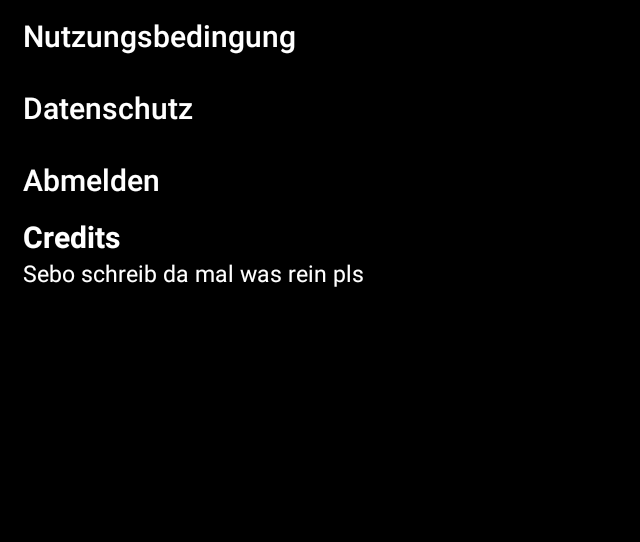
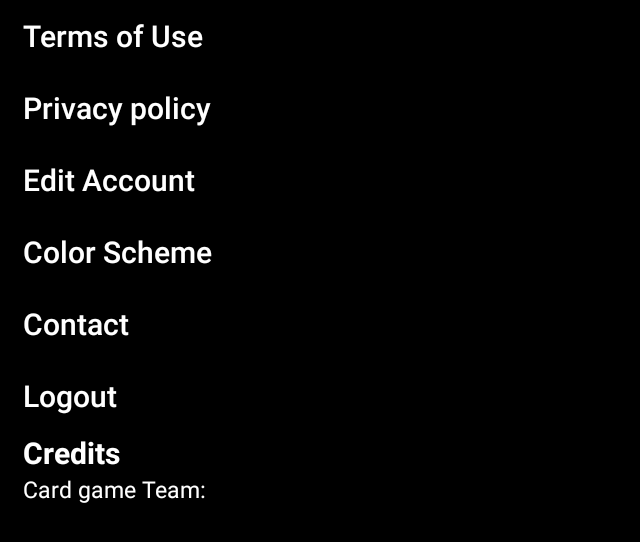
Before and after one commit to verde4321/CardGame, an Android app: the screen it shows after launch (MenuSettings), after a tap on an icon or button, on a phone screen of 824 x 412 dp (held sideways). Shown: the top 542 px of the screen, without its empty margins (0-640 px from the left). Run offline under Robolectric (Android 15) with nearby library versions, the phone set to English and light mode, and no system bars.

Commit message:
Corection of button names

```diff
--- a/app/src/main/java/com/example/cardgame/MainActivity.kt
+++ b/app/src/main/java/com/example/cardgame/MainActivity.kt
@@ -19,7 +19,7 @@ class MainActivity : AppCompatActivity() {
 
 
         val imageButton = findViewById<ImageButton>(R.id.menuButton)
-        imageButton?.setOnClickListener { Toast.makeText(this@MainActivity, "fuck this schit i am out", Toast.LENGTH_SHORT).show()
+        imageButton?.setOnClickListener {
             startMenuActivity()
         }
 
--- a/app/src/main/res/layout-land/main_menu.xml
+++ b/app/src/main/res/layout-land/main_menu.xml
@@ -14,7 +14,7 @@
         android:layout_width="200dp"
         android:layout_height="wrap_content"
         android:background="@drawable/button_style"
-        android:text="Button"
+        android:text="@string/singleplayer"
         android:textColor="@color/White"
 
         app:layout_constraintBottom_toTopOf="@+id/button2"
@@ -28,7 +28,7 @@
         android:layout_width="200dp"
         android:layout_height="wrap_content"
         android:background="@drawable/button_style"
-        android:text="Button"
+        android:text="Friendlist"
         android:textColor="@color/White"
 
         app:layout_constraintBottom_toBottomOf="parent"
@@ -42,7 +42,7 @@
         android:layout_width="200dp"
         android:layout_height="wrap_content"
         android:background="@drawable/button_style"
-        android:text="Button"
+        android:text="@string/mutliplayer"
         android:textColor="@color/White"
         app:layout_constraintBottom_toTopOf="@+id/button"
         app:layout_constraintEnd_toEndOf="parent"
@@ -55,7 +55,7 @@
         android:layout_width="200dp"
         android:layout_height="wrap_content"
         android:background="@drawable/button_style"
-        android:text="Button"
+        android:text="@string/create_new_game"
         android:textColor="@color/White"
         app:layout_constraintBottom_toBottomOf="parent"
         app:layout_constraintEnd_toEndOf="parent"
--- a/app/src/main/res/layout-land/menu.xml
+++ b/app/src/main/res/layout-land/menu.xml
@@ -21,7 +21,7 @@
             android:textAllCaps="false"
             android:textSize="20dp"
             android:paddingLeft="15dp"
-            android:text="Nutzungsbedingung" />
+            android:text="@string/terms_of_use" />
 
         <Button
             android:gravity="left|center_vertical"
@@ -33,8 +33,42 @@
             android:textSize="20dp"
             android:textAllCaps="false"
             android:paddingLeft="15dp"
-            android:text="Datenschutz" />
+            android:text="@string/Privacy_policy" />
 
+
+        <Button
+                android:gravity="left|center_vertical"
+                android:id="@+id/button4"
+                android:layout_width="match_parent"
+                android:layout_height="wrap_content"
+                android:background="@color/black"
+                android:textColor="@color/White"
+                android:textAllCaps="false"
+                android:textSize="20dp"
+                android:paddingLeft="15dp"
+                android:text="@string/edit_account" />
+        <Button
+                android:gravity="left|center_vertical"
+                android:id="@+id/button5"
+                android:layout_width="match_parent"
+                android:layout_height="wrap_content"
+                android:background="@color/black"
+                android:textColor="@color/White"
+                android:textAllCaps="false"
+                android:textSize="20dp"
+                android:paddingLeft="15dp"
+                android:text="@string/Color_Scheme" />
+        <Button
+                android:gravity="left|center_vertical"
+                android:id="@+id/button6"
+                android:layout_width="match_parent"
+                android:layout_height="wrap_content"
+                android:background="@color/black"
+                android:textColor="@color/White"
+                android:textAllCaps="false"
+                android:textSize="20dp"
+                android:paddingLeft="15dp"
+                android:text="@string/contact" />
         <Button
                 android:gravity="left|center_vertical"
                 android:id="@+id/button3"
@@ -45,8 +79,7 @@
                 android:textAllCaps="false"
                 android:textSize="20dp"
                 android:paddingLeft="15dp"
-            android:text="Abmelden" />
-
+                android:text="@string/logout" />
 
         <LinearLayout xmlns:android="http://schemas.android.com/apk/res/android"
             xmlns:tools="http://schemas.android.com/tools"
@@ -66,7 +99,7 @@
                 android:id="@+id/textView3"
                 android:layout_width="match_parent"
                 android:layout_height="wrap_content"
-                android:text="Sebo schreib da mal was rein pls\n\n\n\n\n\n\n\n\n\n\n\n\n\n\n\n"
+                android:text="Card game Team:\n\n\n\n\n\n\n\n\n\n\n\n\n\n\n"
                 android:background="@color/black"
                 android:textAllCaps="false"
                 android:textColor="@color/White"
--- a/app/src/main/res/values/strings.xml
+++ b/app/src/main/res/values/strings.xml
@@ -1,3 +1,12 @@
 <resources>
     <string name="app_name">Card Game</string>
+    <string name="terms_of_use">Terms of Use</string>
+    <string name="Privacy_policy">Privacy policy</string>
+    <string name="logout">Logout</string>
+    <string name="edit_account">Edit Account</string>
+    <string name="Color_Scheme">Color Scheme</string>
+    <string name="contact">Contact</string>
+    <string name="create_new_game">Create New Game</string>
+    <string name="singleplayer">Singleplayer</string>
+    <string name="mutliplayer">Mutliplayer</string>
 </resources>
```
Lines whose indentation alone changed are shown as unchanged.
